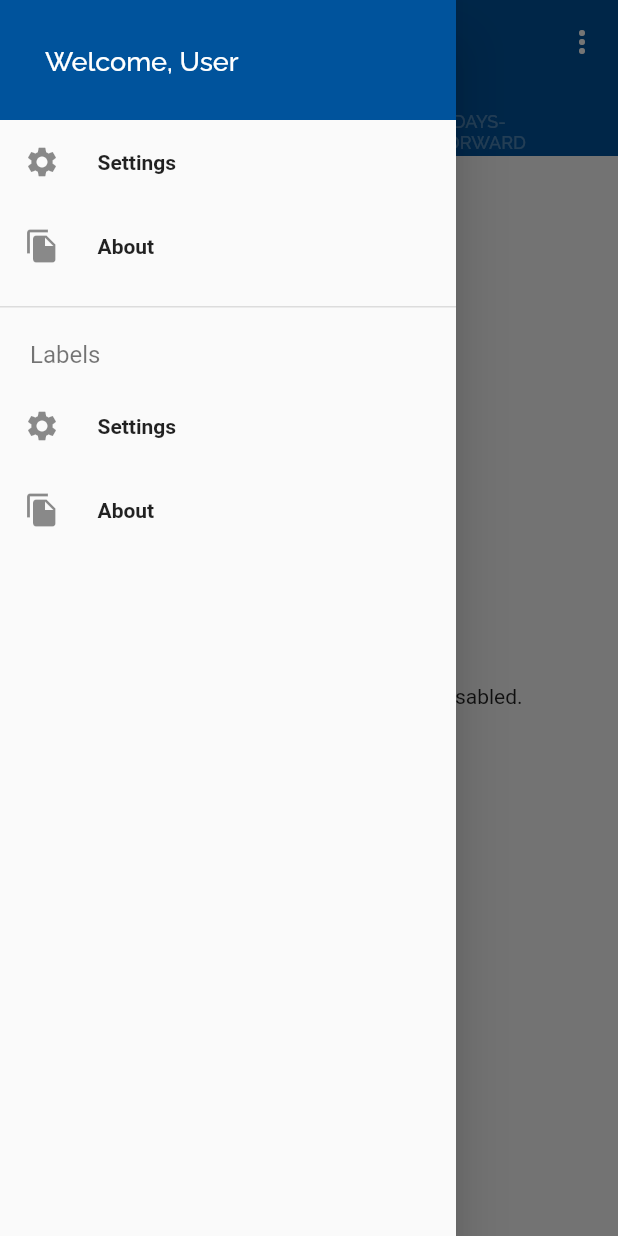
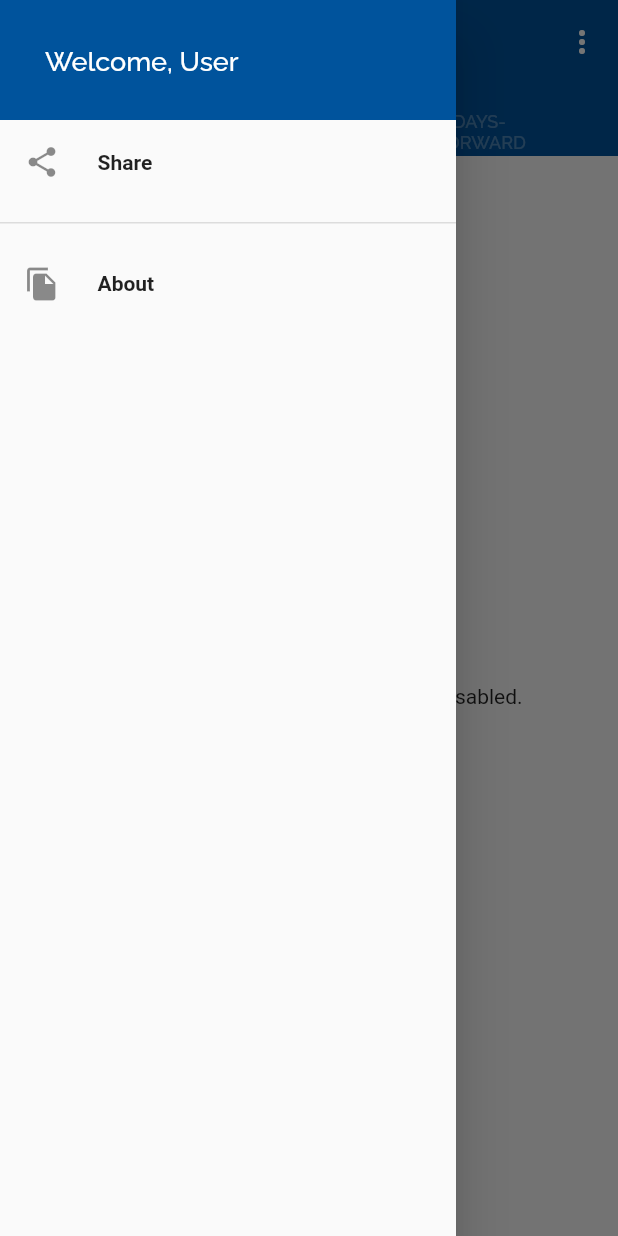
Before and after one commit to firazyn/praca, a Flutter app: the screen it shows after launch, with the side drawer open, on a phone screen of 412 x 824 dp. Run offline on Flutter 3.47's test engine with Material 2 defaults, Android fonts, the phone set to English and light mode, and no system bars; our stand-ins replace geolocator, google_fonts, share_plus; generated files the repository leaves out were written again; project files that could hold a hidden picture were left out.

Commit message:
modified sidebar and menu

```diff
--- a/lib/drawer.dart
+++ b/lib/drawer.dart
@@ -1,6 +1,8 @@
 import 'package:flutter/material.dart';
 import 'package:google_fonts/google_fonts.dart';
 import 'package:flutter_gen/gen_l10n/app_localizations.dart';
+import 'package:praca/view_main/menu_item.dart';
+import 'package:share_plus/share_plus.dart';
 
 class DrawerWidget extends StatelessWidget {
   @override
@@ -11,30 +13,39 @@ class DrawerWidget extends StatelessWidget {
         children: <Widget>[
           _drawerHeader(),
           _drawerItem(
-              icon: Icons.settings,
-              text: AppLocalizations.of(context).settings,
-              onTap: () => print('Tap Settings')),
+            icon: Icons.share,
+            text: 'Share',
+            onTap: () => {
+              Share.share(
+                  'check out this new weather app! https://github.com/firazyn/praca',
+                  subject: 'PRACA the NEW Weather App!')
+            },
+          ),
+          Divider(height: 25, thickness: 1),
           _drawerItem(
-              icon: Icons.file_copy,
-              text: AppLocalizations.of(context).about,
-              onTap: () => print('Tap About')),
-          Divider(height: 25, thickness: 1),
-          Padding(
-            padding: const EdgeInsets.only(left: 20.0, top: 10, bottom: 10),
-            child: Text("Labels",
-                style: TextStyle(
-                  fontSize: 16,
-                  color: Colors.black54,
-                )),
+            icon: Icons.file_copy,
+            text: AppLocalizations.of(context).about,
+            onTap: () => {
+              Navigator.of(context)
+                  .push(MaterialPageRoute(builder: (context) => AboutPage())),
+            },
           ),
-          _drawerItem(
-              icon: Icons.settings,
-              text: AppLocalizations.of(context).settings,
-              onTap: () => print('Tap Settings')),
-          _drawerItem(
-              icon: Icons.file_copy,
-              text: AppLocalizations.of(context).about,
-              onTap: () => print('Tap About')),
+          // Padding(
+          //   padding: const EdgeInsets.only(left: 20.0, top: 10, bottom: 10),
+          //   child: Text("Labels",
+          //       style: TextStyle(
+          //         fontSize: 16,
+          //         color: Colors.black54,
+          //       )),
+          // ),
+          // _drawerItem(
+          //     icon: Icons.settings,
+          //     text: AppLocalizations.of(context).settings,
+          //     onTap: () => print('Tap Settings')),
+          // _drawerItem(
+          //     icon: Icons.file_copy,
+          //     text: AppLocalizations.of(context).about,
+          //     onTap: () => print('Tap About')),
         ],
       ),
     );
--- a/lib/main.dart
+++ b/lib/main.dart
@@ -174,9 +174,9 @@ class _HomePage extends State<HomePage> {
           MaterialPageRoute(builder: (context) => SettingsPage()),
         );
         break;
-      case MenuItems.itemAbout:
+      case MenuItems.itemHelp:
         Navigator.of(context).push(
-          MaterialPageRoute(builder: (context) => AboutPage()),
+          MaterialPageRoute(builder: (context) => HelpPage()),
         );
         break;
     }
--- a/lib/view_main/menu_item.dart
+++ b/lib/view_main/menu_item.dart
@@ -16,8 +16,8 @@ class MenuItem {
 
 class MenuItems {
   static const List<MenuItem> itemFirst = [
+    itemHelp,
     itemSettings,
-    itemAbout,
   ];
 
   static const itemSettings = MenuItem(
@@ -25,17 +25,15 @@ class MenuItems {
     icon: Icons.settings,
   );
 
-  static const itemAbout = MenuItem(
-    text: 'About',
-    icon: Icons.info,
+  static const itemHelp = MenuItem(
+    text: 'Help',
+    icon: Icons.help,
   );
 }
 
 class SettingsPage extends StatelessWidget {
   @override
   Widget build(BuildContext context) {
-    final provider = Provider.of<LocaleProvider>(context, listen: false);
-
     return Scaffold(
       appBar: AppBar(
         title: Text(AppLocalizations.of(context).settings),
@@ -111,7 +109,8 @@ class _LanguageButtonState extends State<LanguageButton> {
       elevation: _elevation,
       onPressed: () {
         provider.setLocale(widget.locale);
-        setState(() {
+        setState(
+          () {
             for (int index = 0; index < _isSelected.length; index++) {
               if (index == newIndex) {
                 _isSelected[index] = true;
@@ -128,7 +127,8 @@ class _LanguageButtonState extends State<LanguageButton> {
                 _isSelected[index] = false;
               }
             }
-        });
+          },
+        );
       },
     );
   }
@@ -203,6 +203,14 @@ class _LanguageButtonState extends State<LanguageButton> {
 //             });
 //           }));
 // }
+
+class HelpPage extends StatelessWidget {
+  @override
+  Widget build(BuildContext context) {
+    // TODO: implement build
+    throw UnimplementedError();
+  }
+}
 
 class AboutPage extends StatelessWidget {
   @override
--- a/pubspec.yaml
+++ b/pubspec.yaml
@@ -31,6 +31,7 @@ dependencies:
   # The following adds the Cupertino Icons font to your application.
   # Use with the CupertinoIcons class for iOS style icons.
   cupertino_icons: ^1.0.2
+  share_plus: ^2.1.4
   geolocator: ^5.3.1
   intl: ^0.17.0
   weather: ^1.4.0
```
Also changed, not shown: pubspec.lock. Lines whose indentation alone changed are shown as unchanged.
